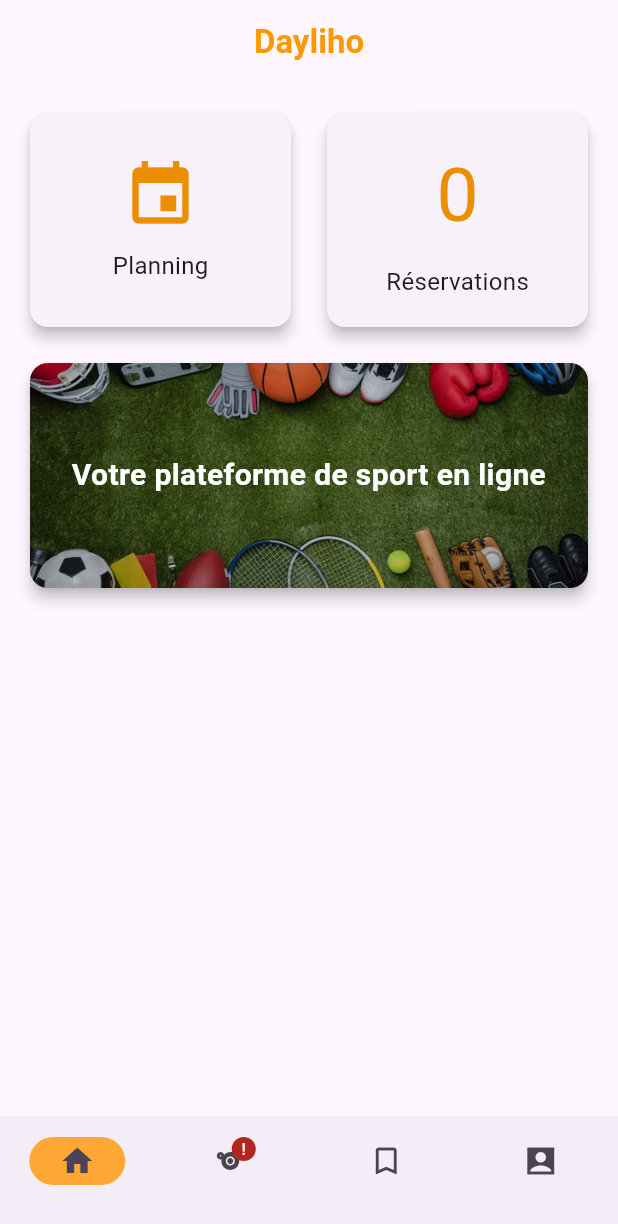
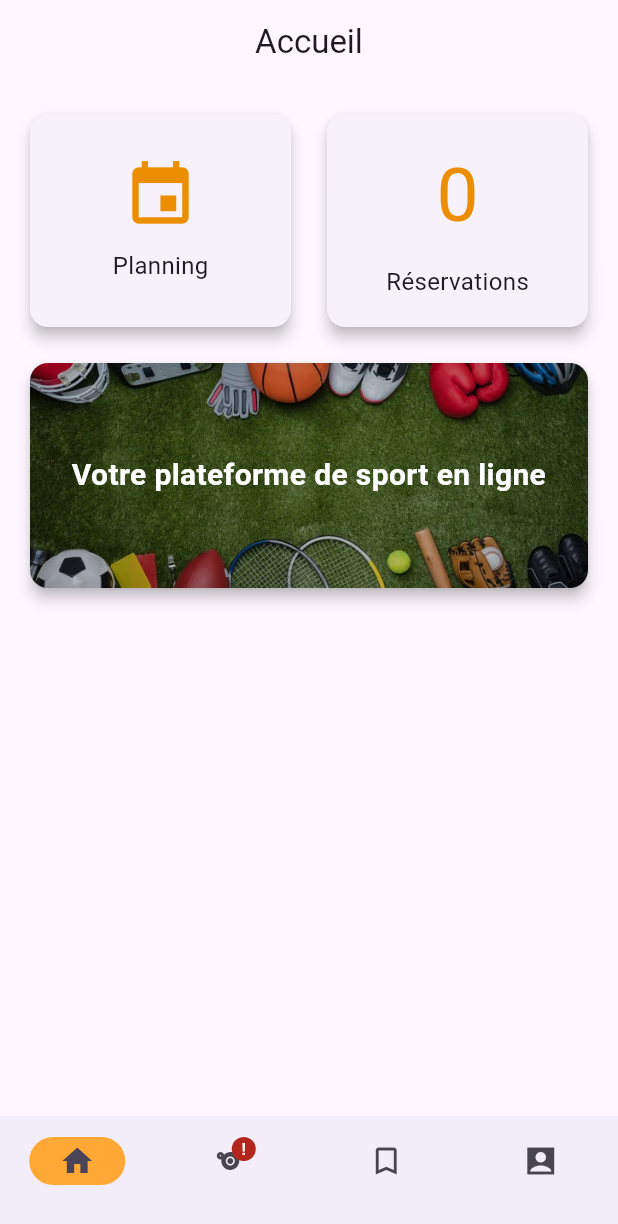
Before and after one commit to EvilKroma/Dayliho-App, a Flutter app: the SecondPage screen opened directly with empty values, on a phone screen of 412 x 824 dp. Shown: the top 1224 px of the screen. Run offline on Flutter 3.47's test engine with Material 3 defaults, Android fonts, the phone set to English and light mode, and no system bars; network calls fail.

Commit message:
Nom des pages

```diff
--- a/lib/Accueil.dart
+++ b/lib/Accueil.dart
@@ -75,6 +75,11 @@ class _AccueilState extends State<Accueil> {
   @override
   Widget build(BuildContext context) {
     return Scaffold(
+      appBar: AppBar(
+        automaticallyImplyLeading: false,
+        centerTitle: true,
+        title: Text('Accueil'),
+      ),
       body: SingleChildScrollView(
         child: Column(
           children: [
--- a/lib/Compte.dart
+++ b/lib/Compte.dart
@@ -10,6 +10,11 @@ class Compte extends StatelessWidget {
     var userId = connectedUserData['userId'].toString();
 
     return Scaffold(
+      appBar: AppBar(
+        automaticallyImplyLeading: false,
+        centerTitle: true,
+        title: Text('Compte'),
+      ),
       backgroundColor: Colors.white,
       body: FutureBuilder<Map<String, dynamic>>(
         future: CompteApi.getCompteData(userId),
--- a/lib/Reservations.dart
+++ b/lib/Reservations.dart
@@ -49,6 +49,11 @@ class _ReservationsState extends State<Reservations> {
   @override
   Widget build(BuildContext context) {
     return Scaffold(
+      appBar: AppBar(
+        automaticallyImplyLeading: false,
+        centerTitle: true,
+        title: Text('Réservations'),
+      ),
       body: isLoading
           ? Center(child: CircularProgressIndicator())
           : errorMessage.isNotEmpty
--- a/lib/SecondPage.dart
+++ b/lib/SecondPage.dart
@@ -37,18 +37,7 @@ class _SecondPageState extends State<SecondPage> {
   Widget build(BuildContext context) {
     return Scaffold(
       backgroundColor: Colors.white, // Set background color to white
-      appBar: AppBar(
-        title: Center(
-          child: Text(
-            "Dayliho",
-            style: TextStyle(
-              fontWeight: FontWeight.bold,
-              color: Colors.orange,
-            ),
-          ),
-        ),
-        automaticallyImplyLeading: false, // Remove the back arrow
-      ),
+
       bottomNavigationBar: NavigationBar(
         onDestinationSelected: (int index) {
           _pageController.jumpToPage(index);
```
Also changed, not shown: lib/Seances.dart (+10 -2 lines).
